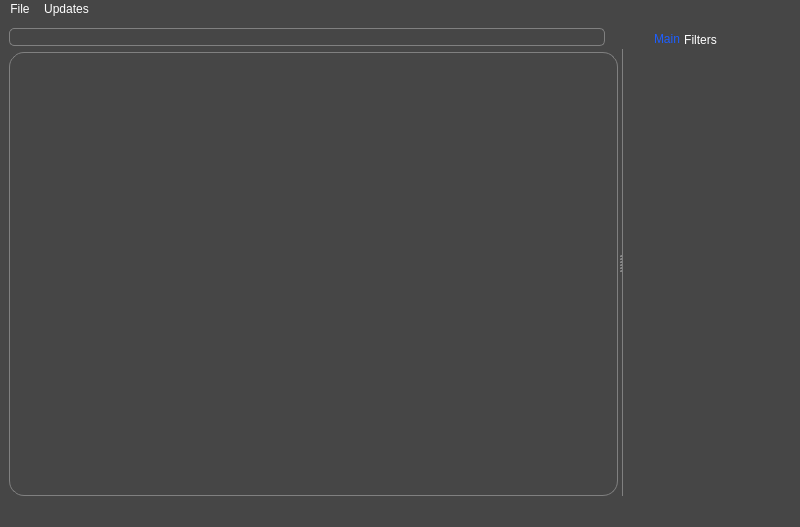
The window that main_window.ui (vbrizgamnk/Artemis) describes before a commit, drawn with Qt 5.
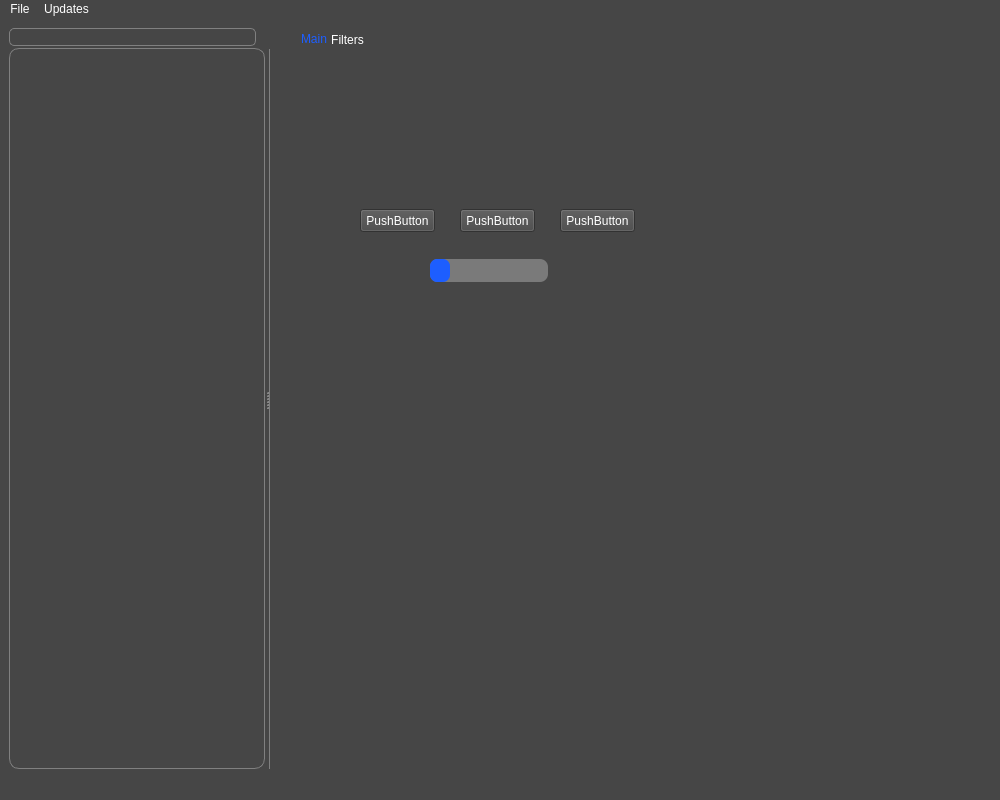
The same window after the commit. Icons and pictures are not drawn.

Commit message: Add signals list, search bar, picture display

What changed in the file:
```diff
--- a/main_window.ui
+++ b/main_window.ui
@@ -6,28 +6,85 @@
    <rect>
     <x>0</x>
     <y>0</y>
-    <width>800</width>
-    <height>527</height>
+    <width>1000</width>
+    <height>800</height>
    </rect>
   </property>
   <property name="windowTitle">
    <string>MainWindow</string>
   </property>
   <property name="styleSheet">
-   <string notr="true">background-color: #464646</string>
+   <string notr="true">QWidget {
+	background-color: #464646
+}
+
+QPushButton {
+	color: #FFFFFF
+}
+
+QProgressBar {
+    /*border: 2px solid grey;*/
+	border-radius: 8px;
+	background-color:  #7a7a7a
+}
+
+QProgressBar::chunk {
+    background-color: #1d5eff;
+    width: 20px;
+	border-radius: 7px
+}
+
+</string>
   </property>
   <widget class="QWidget" name="centralwidget">
-   <layout class="QGridLayout" name="gridLayout">
+   <layout class="QGridLayout" name="gridLayout_2">
     <item row="0" column="0">
      <widget class="QSplitter" name="splitter">
+      <property name="sizePolicy">
+       <sizepolicy hsizetype="Expanding" vsizetype="Expanding">
+        <horstretch>0</horstretch>
+        <verstretch>0</verstretch>
+       </sizepolicy>
+      </property>
       <property name="orientation">
        <enum>Qt::Horizontal</enum>
       </property>
-      <widget class="QWidget" name="">
-       <layout class="QVBoxLayout" name="verticalLayout">
-        <item>
-         <layout class="QHBoxLayout" name="horizontalLayout">
-          <item>
+      <widget class="QWidget" name="widget" native="true">
+       <property name="sizePolicy">
+        <sizepolicy hsizetype="Preferred" vsizetype="Expanding">
+         <horstretch>0</horstretch>
+         <verstretch>0</verstretch>
+        </sizepolicy>
+       </property>
+       <property name="minimumSize">
+        <size>
+         <width>0</width>
+         <height>0</height>
+        </size>
+       </property>
+       <property name="baseSize">
+        <size>
+         <width>0</width>
+         <height>0</height>
+        </size>
+       </property>
+       <layout class="QGridLayout" name="gridLayout">
+        <property name="leftMargin">
+         <number>0</number>
+        </property>
+        <property name="topMargin">
+         <number>0</number>
+        </property>
+        <property name="rightMargin">
+         <number>0</number>
+        </property>
+        <property name="bottomMargin">
+         <number>0</number>
+        </property>
+        <property name="spacing">
+         <number>2</number>
+        </property>
+        <item row="0" column="0">
            <widget class="QLineEdit" name="search_bar">
             <property name="toolTip">
              <string/>
@@ -42,7 +99,7 @@
             </property>
            </widget>
           </item>
-          <item>
+        <item row="0" column="1">
            <widget class="QLabel" name="search_label">
             <property name="sizePolicy">
              <sizepolicy hsizetype="Fixed" vsizetype="Fixed">
@@ -73,9 +130,7 @@
             </property>
            </widget>
           </item>
-         </layout>
-        </item>
-        <item>
+        <item row="1" column="0" colspan="2">
          <widget class="QListWidget" name="result_list">
           <property name="sizePolicy">
            <sizepolicy hsizetype="Preferred" vsizetype="Expanding">
@@ -84,9 +139,18 @@
            </sizepolicy>
           </property>
           <property name="styleSheet">
-           <string notr="true">color: rgb(255, 255, 255);
-border: 1px solid gray;
-border-radius: 15px;</string>
+           <string notr="true">QListWidget {
+	color: rgb(255, 255, 255);
+	border: 1px solid gray;
+	border-radius: 10px;
+}
+</string>
+          </property>
+          <property name="verticalScrollBarPolicy">
+           <enum>Qt::ScrollBarAsNeeded</enum>
+          </property>
+          <property name="horizontalScrollBarPolicy">
+           <enum>Qt::ScrollBarAsNeeded</enum>
           </property>
          </widget>
         </item>
@@ -96,6 +160,12 @@
        <property name="enabled">
         <bool>true</bool>
        </property>
+       <property name="sizePolicy">
+        <sizepolicy hsizetype="Expanding" vsizetype="Expanding">
+         <horstretch>1</horstretch>
+         <verstretch>0</verstretch>
+        </sizepolicy>
+       </property>
        <property name="layoutDirection">
         <enum>Qt::LeftToRight</enum>
        </property>
@@ -152,9 +222,105 @@
         <bool>true</bool>
        </property>
        <widget class="QWidget" name="tab">
+        <property name="minimumSize">
+         <size>
+          <width>0</width>
+          <height>0</height>
+         </size>
+        </property>
+        <property name="baseSize">
+         <size>
+          <width>0</width>
+          <height>0</height>
+         </size>
+        </property>
         <attribute name="title">
          <string>Main</string>
         </attribute>
+        <widget class="QLabel" name="spectrogram">
+         <property name="geometry">
+          <rect>
+           <x>480</x>
+           <y>280</y>
+           <width>221</width>
+           <height>421</height>
+          </rect>
+         </property>
+         <property name="text">
+          <string/>
+         </property>
+         <property name="scaledContents">
+          <bool>true</bool>
+         </property>
+        </widget>
+        <widget class="QWidget" name="widget_2" native="true">
+         <property name="geometry">
+          <rect>
+           <x>50</x>
+           <y>120</y>
+           <width>371</width>
+           <height>381</height>
+          </rect>
+         </property>
+         <widget class="QPushButton" name="pushButton">
+          <property name="geometry">
+           <rect>
+            <x>40</x>
+            <y>40</y>
+            <width>75</width>
+            <height>23</height>
+           </rect>
+          </property>
+          <property name="text">
+           <string>PushButton</string>
+          </property>
+         </widget>
+         <widget class="QPushButton" name="pushButton_2">
+          <property name="geometry">
+           <rect>
+            <x>140</x>
+            <y>40</y>
+            <width>75</width>
+            <height>23</height>
+           </rect>
+          </property>
+          <property name="text">
+           <string>PushButton</string>
+          </property>
+         </widget>
+         <widget class="QPushButton" name="pushButton_3">
+          <property name="geometry">
+           <rect>
+            <x>240</x>
+            <y>40</y>
+            <width>75</width>
+            <height>23</height>
+           </rect>
+          </property>
+          <property name="text">
+           <string>PushButton</string>
+          </property>
+         </widget>
+         <widget class="QProgressBar" name="progressBar">
+          <property name="geometry">
+           <rect>
+            <x>110</x>
+            <y>90</y>
+            <width>118</width>
+            <height>23</height>
+           </rect>
+          </property>
+          <property name="styleSheet">
+           <string notr="true"/>
+          </property>
+          <property name="value">
+           <number>15</number>
+          </property>
+          <property name="textVisible">
+           <bool>false</bool>
+          </property>
+         </widget>
+        </widget>
        </widget>
        <widget class="QWidget" name="tab_2">
         <attribute name="title">
@@ -171,12 +337,24 @@
     <rect>
      <x>0</x>
      <y>0</y>
-     <width>800</width>
+     <width>1000</width>
      <height>21</height>
     </rect>
    </property>
    <property name="styleSheet">
-    <string notr="true">color: rgb(255, 255, 255);</string>
+    <string notr="true">QMenuBar {
+    color: rgb(255, 255, 255);
+}
+
+QMenuBar::item:selected {
+	background:#999999;
+	color: #1d5eff
+}
+
+QMenu::item:selected {
+    background-color: #999999;
+	color: #1d5eff
+}</string>
    </property>
    <widget class="QMenu" name="menuFile">
     <property name="styleSheet">
```
Left out of the diff: 3 changed lines with no effect on the pictures. Lines whose indentation alone changed are shown as unchanged. The commit also changes 2 other files.
